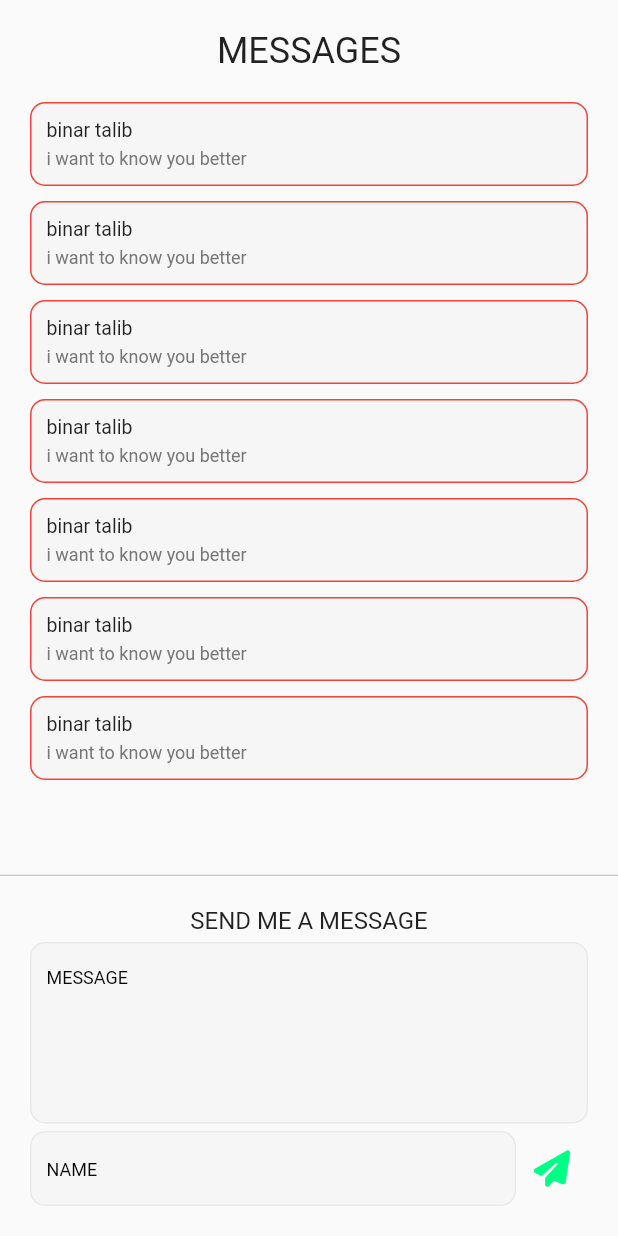
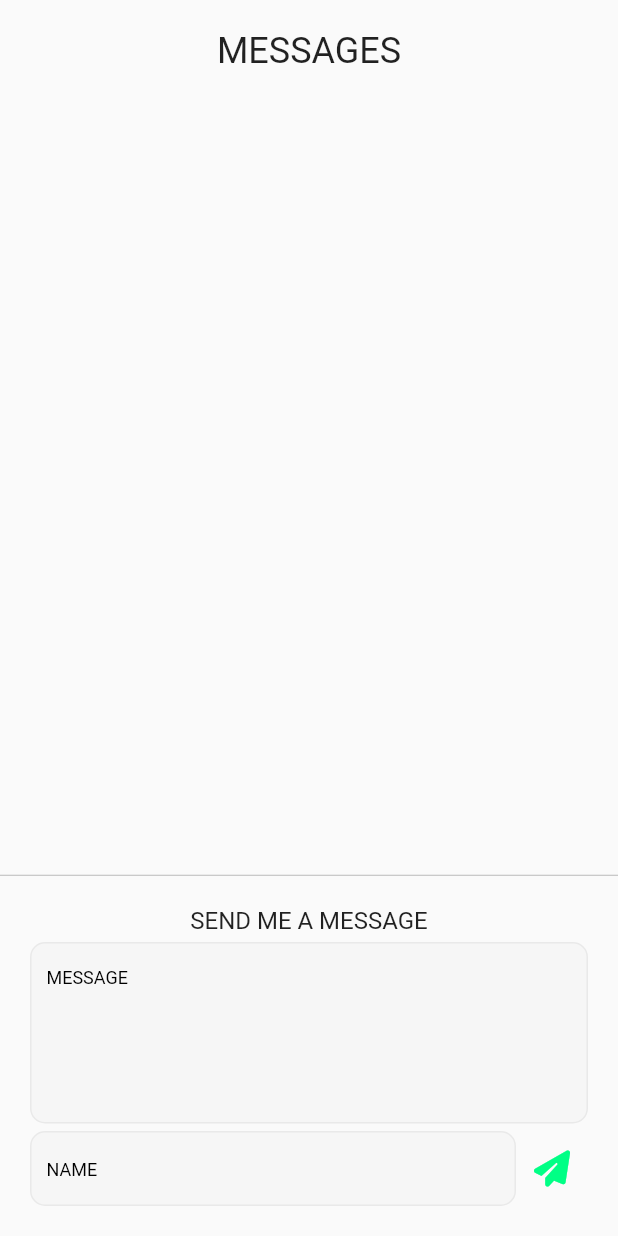
Before and after one commit to binar-talib/my-info-app, a Flutter app: the MessagingScreen screen opened directly, on a phone screen of 412 x 824 dp. Run offline on Flutter 3.47's test engine with Material 2 defaults, Android fonts, the phone set to English and light mode, and no system bars; our stand-ins replace font_awesome_flutter; network calls fail.

Commit message:
added chat listview and function

```diff
--- a/lib/src/screens/messaging_screen.dart
+++ b/lib/src/screens/messaging_screen.dart
@@ -12,15 +12,7 @@ class MessagingScreen extends StatefulWidget {
 }
 
 class _MessagingScreenState extends State<MessagingScreen> {
-  List<Map<String, dynamic>> messages = [
-    {'name': 'binar talib', 'description': 'i want to know you better'},
-    {'name': 'binar talib', 'description': 'i want to know you better'},
-    {'name': 'binar talib', 'description': 'i want to know you better'},
-    {'name': 'binar talib', 'description': 'i want to know you better'},
-    {'name': 'binar talib', 'description': 'i want to know you better'},
-    {'name': 'binar talib', 'description': 'i want to know you better'},
-    {'name': 'binar talib', 'description': 'i want to know you better'},
-  ];
+  List<Map<String, dynamic>> messages = [];
   final TextEditingController _nameController = TextEditingController();
   final TextEditingController _messageController = TextEditingController();
   @override
@@ -82,7 +74,19 @@ class _MessagingScreenState extends State<MessagingScreen> {
                         ),
                       ),
                       IconButton(
-                        onPressed: () {},
+                        onPressed: () {
+                          if (_nameController.text != '' &&
+                              _messageController.text != '') {
+                            setState(() {
+                              messages.add(
+                                {
+                                  'name': _nameController.text,
+                                  'description': _messageController.text,
+                                },
+                              );
+                            });
+                          }
+                        },
                         icon: const FaIcon(
                           FontAwesomeIcons.solidPaperPlane,
                           color: Color(0xFF00FF85),
```
